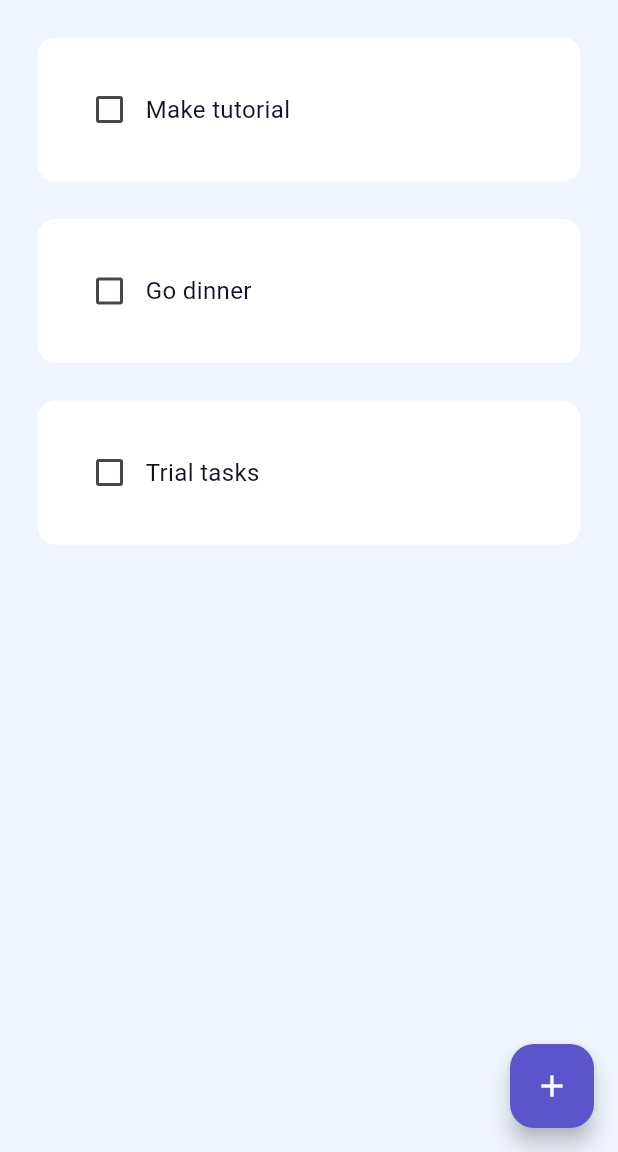
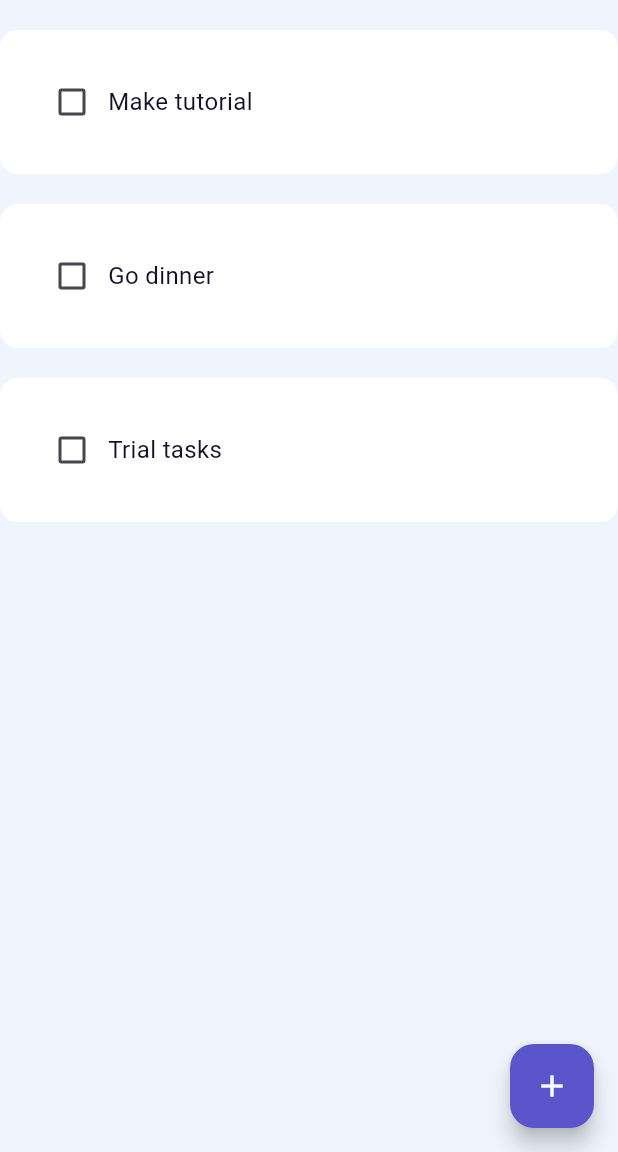
Before and after one commit to CodeWithCrescent/ToDo-App-With-Hive, a Flutter app: the AllTasks screen opened directly, on a phone screen of 412 x 824 dp, the part 84-1236 px from its top. Run offline on Flutter 3.47's test engine with Material 3 defaults, Android fonts, the phone set to English and light mode, and no system bars; drawn by our look-alikes of flutter_slidable; our stand-ins replace hexcolor, hive_flutter, percent_indicator; accounts and stored records are empty.

Commit message:
Changing the padding values so as to use only on the outer container

```diff
--- a/lib/widgets/todo_tile.dart
+++ b/lib/widgets/todo_tile.dart
@@ -20,7 +20,7 @@ class ToDoTile extends StatelessWidget {
   @override
   Widget build(BuildContext context) {
     return Padding(
-      padding: const EdgeInsets.only(top: 25.0, left: 25.0, right: 25.0),
+      padding: const EdgeInsets.only(top: 20.0),
       child: Slidable(
         endActionPane: ActionPane(
           motion: const StretchMotion(),
```
